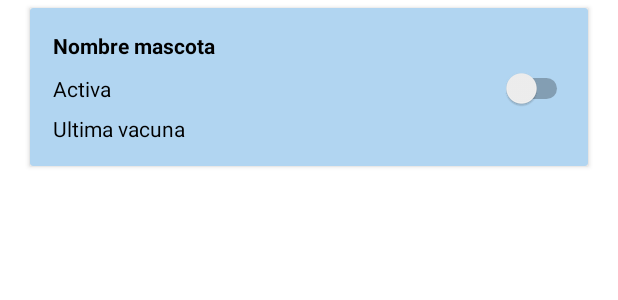
After one commit to JCamiloRpo/AppNativa, an Android app: the layout item_vac.xml on its own in the app's theme, with its tools: preview values and no code run, on a phone screen of 412 x 824 dp. The commit adds this screen. Shown: the top 300 px of the screen. Run offline under Robolectric (Android 15) with nearby library versions, the phone set to English and light mode, and no system bars.

Commit message:
Item vacuna - list view

```diff
--- a/PetCare/app/src/main/res/layout/item_pet.xml
+++ b/PetCare/app/src/main/res/layout/item_pet.xml
@@ -2,7 +2,6 @@
 <androidx.constraintlayout.widget.ConstraintLayout
     xmlns:android="http://schemas.android.com/apk/res/android"
     xmlns:app="http://schemas.android.com/apk/res-auto"
-    xmlns:tools="http://schemas.android.com/tools"
     android:layout_width="match_parent"
     android:layout_height="match_parent">
 
@@ -45,7 +44,7 @@
                 android:orientation="vertical">
 
                 <TextView
-                    android:id="@+id/TxtItemNombre"
+                    android:id="@+id/TxtItemNombrePet"
                     android:layout_width="match_parent"
                     android:layout_height="wrap_content"
                     android:layout_marginStart="10dp"
@@ -56,7 +55,7 @@
                     android:textStyle="bold" />
 
                 <TextView
-                    android:id="@+id/TxtItemEdad"
+                    android:id="@+id/TxtItemEdadPet"
                     android:layout_width="match_parent"
                     android:layout_height="wrap_content"
                     android:layout_marginStart="10dp"
@@ -65,7 +64,7 @@
                     android:textColor="@color/black" />
 
                 <TextView
-                    android:id="@+id/TxtItemVacuna"
+                    android:id="@+id/TxtItemVacunaPet"
                     android:layout_width="match_parent"
                     android:layout_height="wrap_content"
                     android:layout_marginStart="10dp"
--- /dev/null
+++ b/PetCare/app/src/main/res/layout/item_vac.xml
@@ -0,0 +1,59 @@
+<?xml version="1.0" encoding="utf-8"?>
+<androidx.constraintlayout.widget.ConstraintLayout xmlns:android="http://schemas.android.com/apk/res/android"
+    android:layout_width="match_parent"
+    android:layout_height="match_parent"
+    xmlns:app="http://schemas.android.com/apk/res-auto">
+
+    <androidx.cardview.widget.CardView
+        android:layout_width="match_parent"
+        android:layout_height="wrap_content"
+        android:layout_marginStart="20dp"
+        android:layout_marginTop="5dp"
+        android:layout_marginEnd="20dp"
+        android:layout_marginBottom="5dp"
+        app:cardBackgroundColor="@color/blue_dark"
+        app:cardCornerRadius="10dp"
+        app:layout_constraintEnd_toEndOf="parent"
+        app:layout_constraintStart_toStartOf="parent"
+        app:layout_constraintTop_toTopOf="parent">
+
+        <LinearLayout
+            android:layout_width="match_parent"
+            android:layout_height="match_parent"
+            android:layout_margin="10dp"
+            android:orientation="vertical">
+
+            <TextView
+                android:id="@+id/TxtItemNombreVac"
+                android:layout_width="match_parent"
+                android:layout_height="wrap_content"
+                android:layout_marginStart="5dp"
+                android:layout_marginTop="5dp"
+                android:layout_marginBottom="5dp"
+                android:text="@string/nombre_mascota"
+                android:textColor="@color/black"
+                android:textStyle="bold" />
+
+            <Switch
+                android:id="@+id/TxtItemActivaVac"
+                android:layout_width="match_parent"
+                android:layout_height="wrap_content"
+                android:layout_marginStart="5dp"
+                android:layout_marginBottom="3dp"
+                android:clickable="false"
+                android:text="@string/activa"
+                android:textColor="@color/black" />
+
+            <TextView
+                android:id="@+id/TxtItemFechaVac"
+                android:layout_width="match_parent"
+                android:layout_height="wrap_content"
+                android:layout_marginStart="5dp"
+                android:layout_marginBottom="5dp"
+                android:text="@string/ultima_vacuna"
+                android:textColor="@color/black" />
+        </LinearLayout>
+
+    </androidx.cardview.widget.CardView>
+
+</androidx.constraintlayout.widget.ConstraintLayout>
```
